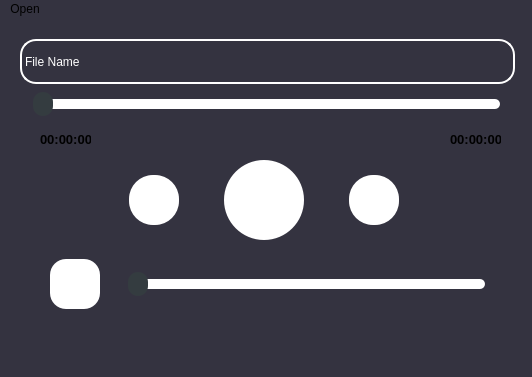
Above: mainwindow.ui from Abdullah-KhanJr/Project_CS112 before the change. Below: the same form after it.
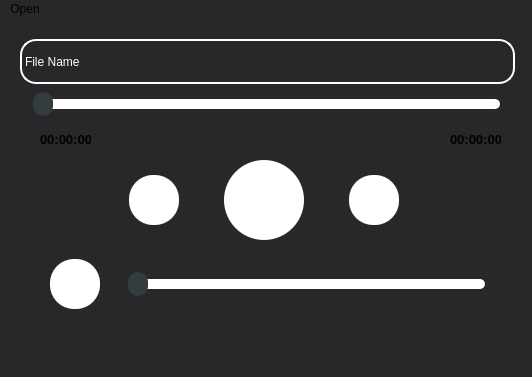
That is the form after the change.

Patch:
```diff
--- a/mainwindow.ui
+++ b/mainwindow.ui
@@ -14,7 +14,7 @@
    <string>MainWindow</string>
   </property>
   <property name="styleSheet">
-   <string notr="true">background-color:rgb(52,51,64);</string>
+   <string notr="true">background-color:rgb(40, 40, 43);</string>
   </property>
   <widget class="QWidget" name="centralwidget">
    <widget class="QLabel" name="label_File_Name">
@@ -97,6 +97,10 @@
 	height:20px;
 	margin:-7px -7px;
 	border-radius:10px;
+}
+
+QPushButton:Hover {
+	background-color:rgb(140,140,140);
 }</string>
     </property>
     <property name="orientation">
@@ -114,7 +118,7 @@
     </property>
     <property name="styleSheet">
      <string notr="true">QPushButton {
-	border-radius:16px;
+	border-radius:24px;
 	background-color:rgb(255,255,255);
 	color:rgb(52,51,64);
 	padding:0px;
```
